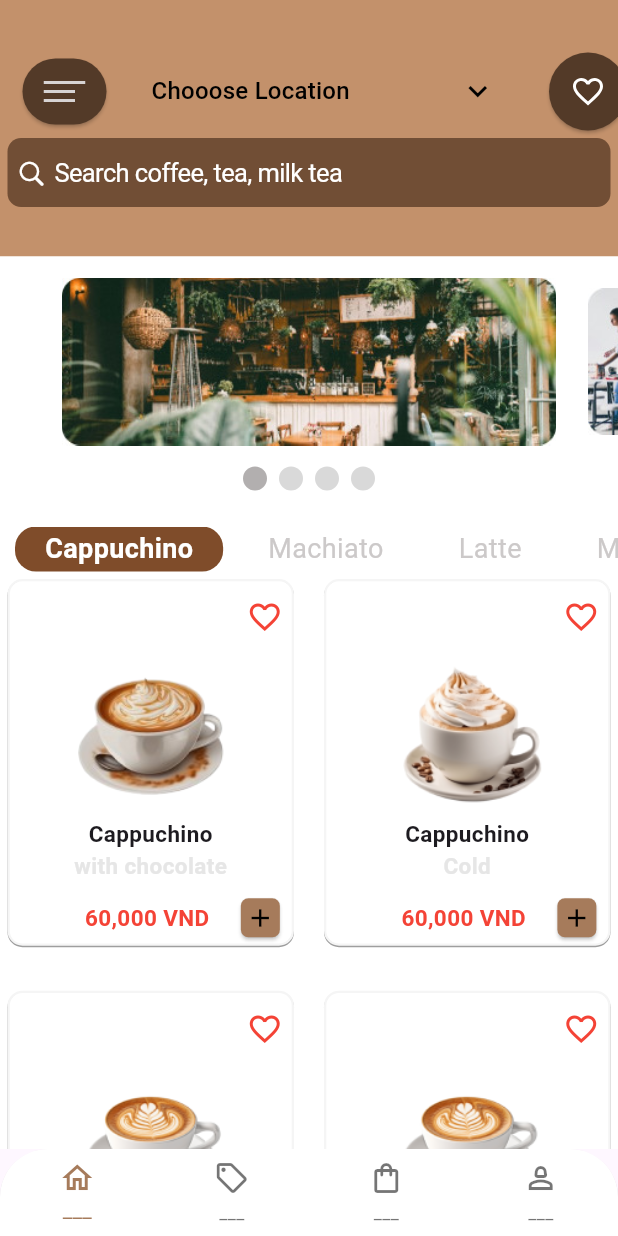
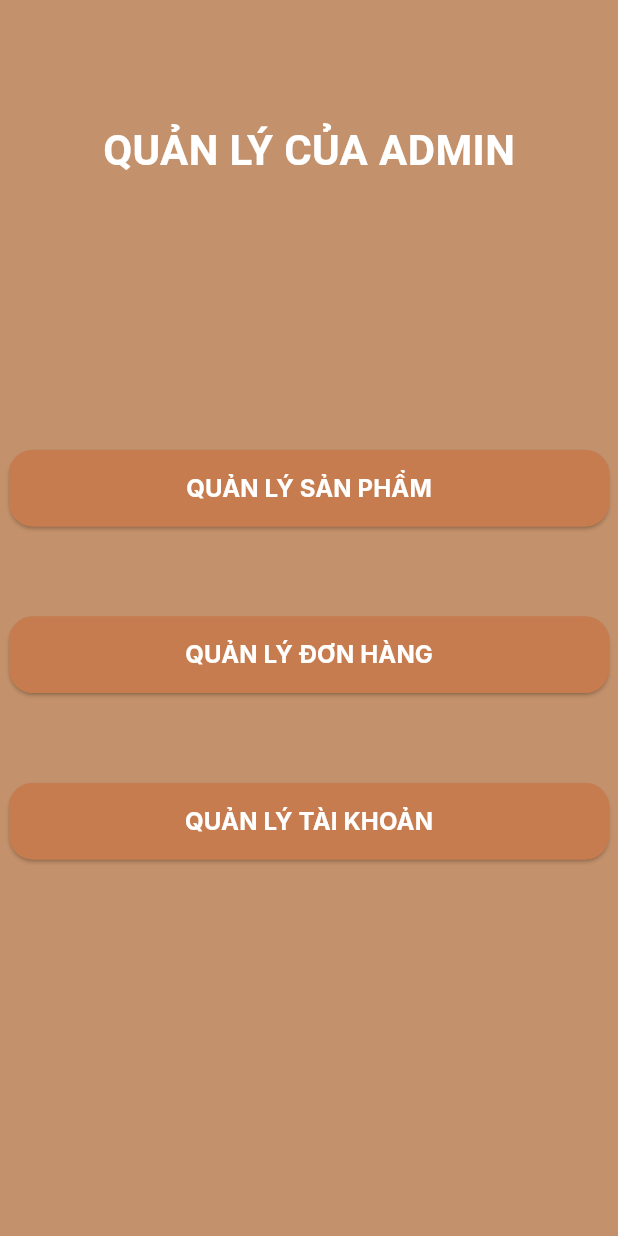
Before and after one commit to AnhTuan21DH114273/Coffee, a Flutter app: the screen it shows after launch, on a phone screen of 412 x 824 dp. Run offline on Flutter 3.47's test engine with Material 3 defaults, Android fonts, the phone set to English and light mode, and no system bars; drawn by our look-alikes of carousel_slider, smooth_page_indicator; our stand-ins replace buttons_tabbar, dotted_line, flutter_rating_bar, flutter_svg, pinput; Roboto replaces fonts that are missing (Inter); project files that could hold a hidden picture were left out.

Commit message:
Update Files and New Files

```diff
--- /dev/null
+++ b/lib/admin/admin_screen.dart
@@ -0,0 +1,157 @@
+import 'package:app_coffee/admin/order_manage.dart';
+import 'package:app_coffee/admin/product_manage.dart';
+import 'package:app_coffee/admin/user_manage.dart';
+import 'package:flutter/material.dart';
+
+class AdminScreen extends StatefulWidget {
+  const AdminScreen({super.key});
+
+  @override
+  State<AdminScreen> createState() => _AdminScreenState();
+}
+
+class _AdminScreenState extends State<AdminScreen> {
+  @override
+  Widget build(BuildContext context) {
+    return Scaffold(
+      body: Container(
+        width: double.maxFinite,
+        decoration: const BoxDecoration(
+          color: Color(0xFFC3916B),
+        ),
+        child: Column(
+          children: [
+            const SizedBox(
+              height: 80,
+            ),
+            const Text(
+              "QUẢN LÝ CỦA ADMIN",
+              style: TextStyle(
+                color: Colors.white,
+                fontWeight: FontWeight.bold,
+                fontSize: 28,
+              ),
+            ),
+            const SizedBox(
+              height: 150,
+            ),
+            Container(
+              height: 111,
+              width: 430,
+              decoration: const BoxDecoration(
+                  borderRadius: BorderRadius.only(
+                      topLeft: Radius.circular(16),
+                      topRight: Radius.circular(16)),
+                  color: Colors.transparent),
+              child: Center(
+                child: ElevatedButton(
+                  onPressed: () {
+                    Navigator.push(context,
+                        MaterialPageRoute(builder: (context) => const ProductManage()));
+                  },
+                  style: ButtonStyle(
+                      padding: WidgetStateProperty.all<EdgeInsets>(
+                          const EdgeInsets.all(12)),
+                      minimumSize:
+                          WidgetStateProperty.all<Size>(const Size(400, 11)),
+                      backgroundColor: WidgetStateProperty.all<Color>(
+                          const Color(0xFFC67C4E)),
+                      shape: WidgetStateProperty.all<RoundedRectangleBorder>(
+                          RoundedRectangleBorder(
+                              borderRadius: BorderRadius.circular(16),
+                              side: const BorderSide(color: Color(0xFFC67C4E))))),
+                  child: const Text(
+                    "QUẢN LÝ SẢN PHẨM",
+                    style: TextStyle(
+                      fontFamily: 'Inter',
+                      fontWeight: FontWeight.bold,
+                      fontSize: 16,
+                      height: 1.7,
+                      color: Colors.white,
+                    ),
+                  ),
+                ),
+              ),
+            ),
+            Container(
+              height: 111,
+              width: 430,
+              decoration: const BoxDecoration(
+                  borderRadius: BorderRadius.only(
+                      topLeft: Radius.circular(16),
+                      topRight: Radius.circular(16)),
+                  color: Colors.transparent),
+              child: Center(
+                child: ElevatedButton(
+                  onPressed: () {
+                    Navigator.push(context,
+                        MaterialPageRoute(builder: (context) => const OrderManage()));
+                  },
+                  style: ButtonStyle(
+                      padding: WidgetStateProperty.all<EdgeInsets>(
+                          const EdgeInsets.all(12)),
+                      minimumSize:
+                          WidgetStateProperty.all<Size>(const Size(400, 11)),
+                      backgroundColor: WidgetStateProperty.all<Color>(
+                          const Color(0xFFC67C4E)),
+                      shape: WidgetStateProperty.all<RoundedRectangleBorder>(
+                          RoundedRectangleBorder(
+                              borderRadius: BorderRadius.circular(16),
+                              side: const BorderSide(color: Color(0xFFC67C4E))))),
+                  child: const Text(
+                    "QUẢN LÝ ĐƠN HÀNG",
+                    style: TextStyle(
+                      fontFamily: 'Inter',
+                      fontWeight: FontWeight.bold,
+                      fontSize: 16,
+                      height: 1.7,
+                      color: Colors.white,
+                    ),
+                  ),
+                ),
+              ),
+            ),
+            Container(
+              height: 111,
+              width: 430,
+              decoration: const BoxDecoration(
+                  borderRadius: BorderRadius.only(
+                      topLeft: Radius.circular(16),
+                      topRight: Radius.circular(16)),
+                  color: Colors.transparent),
+              child: Center(
+                child: ElevatedButton(
+                  onPressed: () {
+                    Navigator.push(context,
+                        MaterialPageRoute(builder: (context) => const UserManage()));
+                  },
+                  style: ButtonStyle(
+                      padding: WidgetStateProperty.all<EdgeInsets>(
+                          const EdgeInsets.all(12)),
+                      minimumSize:
+                          WidgetStateProperty.all<Size>(const Size(400, 11)),
+                      backgroundColor: WidgetStateProperty.all<Color>(
+                          const Color(0xFFC67C4E)),
+                      shape: WidgetStateProperty.all<RoundedRectangleBorder>(
+                          RoundedRectangleBorder(
+                              borderRadius: BorderRadius.circular(16),
+                              side: const BorderSide(color: Color(0xFFC67C4E))))),
+                  child: const Text(
+                    "QUẢN LÝ TÀI KHOẢN",
+                    style: TextStyle(
+                      fontFamily: 'Inter',
+                      fontWeight: FontWeight.bold,
+                      fontSize: 16,
+                      height: 1.7,
+                      color: Colors.white,
+                    ),
+                  ),
+                ),
+              ),
+            ),
+          ],
+        ),
+      ),
+    );
+  }
+}
--- /dev/null
+++ b/lib/admin/order_manage.dart
@@ -0,0 +1,15 @@
+import 'package:flutter/material.dart';
+
+class OrderManage extends StatefulWidget {
+  const OrderManage({super.key});
+
+  @override
+  State<OrderManage> createState() => _OrderManageState();
+}
+
+class _OrderManageState extends State<OrderManage> {
+  @override
+  Widget build(BuildContext context) {
+    return const Placeholder();
+  }
+}
--- /dev/null
+++ b/lib/admin/product_manage.dart
@@ -0,0 +1,15 @@
+import 'package:flutter/material.dart';
+
+class ProductManage extends StatefulWidget {
+  const ProductManage({super.key});
+
+  @override
+  State<ProductManage> createState() => _ProductManageState();
+}
+
+class _ProductManageState extends State<ProductManage> {
+  @override
+  Widget build(BuildContext context) {
+    return const Placeholder();
+  }
+}
--- /dev/null
+++ b/lib/admin/user_manage.dart
@@ -0,0 +1,15 @@
+import 'package:flutter/material.dart';
+
+class UserManage extends StatefulWidget {
+  const UserManage({super.key});
+
+  @override
+  State<UserManage> createState() => _UserManageState();
+}
+
+class _UserManageState extends State<UserManage> {
+  @override
+  Widget build(BuildContext context) {
+    return const Placeholder();
+  }
+}
--- a/lib/home/user.dart
+++ b/lib/home/user.dart
@@ -51,7 +51,7 @@ class _UserState extends State<User> {
                 backgroundImage: const AssetImage("assets/images/user.png"),
                 radius: 55,
                 onBackgroundImageError: (exception, stackTrace) {
-                 Text("Nothing");
+                 const Text("Nothing");
               },),
               const SizedBox(height: 30,),
               SizedBox(
--- a/lib/main.dart
+++ b/lib/main.dart
@@ -1,7 +1,7 @@
+import 'package:app_coffee/admin/admin_screen.dart';
 import 'package:app_coffee/data/provider/cart_provider.dart';
 import 'package:app_coffee/data/provider/favorite_provider.dart';
 import 'package:app_coffee/data/provider/order_provider.dart';
-import 'package:app_coffee/mainpage.dart';
 import 'package:flutter/material.dart';
 import 'package:provider/provider.dart';
 
@@ -23,7 +23,7 @@ class MainApp extends StatelessWidget {
       ],
       child: const MaterialApp(
         debugShowCheckedModeBanner: false,
-        home: Mainpage(),
+        home: AdminScreen(),
       ),
     );
   }
--- a/lib/order/delivery_screen.dart
+++ b/lib/order/delivery_screen.dart
@@ -1,8 +1,6 @@
 import 'dart:convert';
-
 import 'package:app_coffee/congf/const.dart';
 import 'package:app_coffee/data/provider/cart_provider.dart';
-import 'package:app_coffee/data/provider/order_provider.dart';
 import 'package:app_coffee/home/voucher.dart';
 import 'package:app_coffee/successful/order.dart';
 import 'package:dotted_line/dotted_line.dart';
--- a/lib/signUp/OTP.dart
+++ b/lib/signUp/OTP.dart
@@ -3,7 +3,6 @@ import 'package:flutter/material.dart';
 import 'package:http/http.dart' as http;
 import 'dart:convert';
 import 'package:pinput/pinput.dart';
-import 'package:app_coffee/signIn/signIn.dart';
 import '../data/config/config_manager.dart';
 
 class OTPWidget extends StatefulWidget {
--- a/lib/successful/order.dart
+++ b/lib/successful/order.dart
@@ -1,5 +1,4 @@
 import 'package:app_coffee/order/map.dart';
-import 'package:app_coffee/order/review.dart';
 import 'package:flutter/material.dart';
 import 'package:flutter_svg/flutter_svg.dart';
 
```
